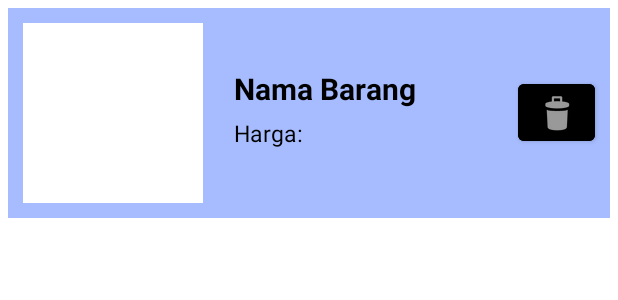
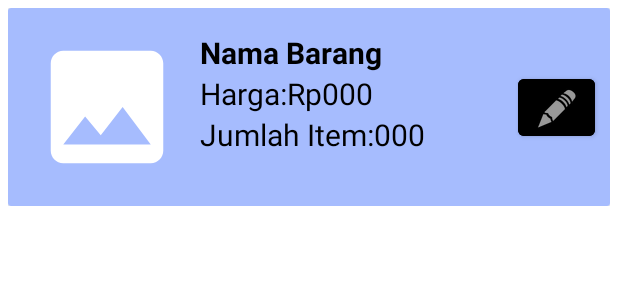
Before and after one commit to BryanGlennardy20/Walls-IF570-C-ShopCalculator, an Android app: the layout activity_itemcart.xml on its own in the app's theme, with its tools: preview values and no code run, on a phone screen of 412 x 824 dp. Shown: the top 300 px of the screen. Run offline under Robolectric (Android 15) with nearby library versions, the phone set to English and light mode, and no system bars.

Commit message:
BryanGlennardy - perbaikan xml

```diff
--- a/app/src/main/java/id/ac/umn/walls/CustomAdapter.java
+++ b/app/src/main/java/id/ac/umn/walls/CustomAdapter.java
@@ -41,7 +41,6 @@ public class CustomAdapter extends RecyclerView.Adapter<CustomAdapter.MyViewHold
         public MyViewHolder(@NonNull View itemView) {
             super(itemView);
 
-            itemId = itemView.findViewById(R.id.itemId);
             itemName = itemView.findViewById(R.id.itemName);
             itemPrice = itemView.findViewById(R.id.itemPrice);
             itemImage = itemView.findViewById(R.id.itemImg);
@@ -60,7 +59,7 @@ public class CustomAdapter extends RecyclerView.Adapter<CustomAdapter.MyViewHold
     @Override
     public void onBindViewHolder(@NonNull MyViewHolder holder, @SuppressLint("RecyclerView") int position) {
 
-        holder.itemId.setText(String.valueOf(id.get(position)));
+
         holder.itemName.setText(String.valueOf(item_name.get(position)));
         holder.itemPrice.setText(String.valueOf(item_price.get(position)));
         holder.itemImage.setImageURI(Uri.parse(String.valueOf(item_image.get(position))));
--- a/app/src/main/res/layout/activity_itemcart.xml
+++ b/app/src/main/res/layout/activity_itemcart.xml
@@ -2,60 +2,105 @@
 <LinearLayout xmlns:android="http://schemas.android.com/apk/res/android"
     xmlns:app="http://schemas.android.com/apk/res-auto"
     xmlns:tools="http://schemas.android.com/tools"
-    android:background="@color/blue2"
     android:layout_width="match_parent"
     android:layout_height="wrap_content"
-    android:layout_margin="5sp"
-    android:orientation="horizontal">
+    android:layout_margin="5sp">
 
-    <ImageView
-        android:id="@+id/item"
-        android:layout_width="120dp"
-        android:layout_height="120dp"
-        android:layout_gravity="center"
-        android:layout_margin="10dp"
-        tools:background="@color/white" />
+    <androidx.cardview.widget.CardView
+        android:layout_width="match_parent"
+        android:layout_height="wrap_content">
 
-    <LinearLayout
-        android:layout_width="match_parent"
-        android:layout_height="match_parent"
-        android:orientation="horizontal">
-        <LinearLayout
-            android:layout_width="0dp"
-            android:layout_height="match_parent"
-            android:gravity="center_vertical"
-            android:orientation="vertical"
-            android:layout_margin="5sp"
-            android:layout_weight="5">
+        <androidx.constraintlayout.widget.ConstraintLayout
+            android:layout_width="match_parent"
+            android:layout_height="wrap_content"
+            android:background="@color/blue2"
+            tools:ignore="ExtraText">
+
+            <ImageView
+                android:id="@+id/itemImg"
+                android:layout_width="100dp"
+                android:layout_height="100dp"
+                android:layout_margin="16dp"
+                android:src="@drawable/ic_photo"
+                app:layout_constraintBottom_toBottomOf="parent"
+                app:layout_constraintStart_toStartOf="parent"
+                app:layout_constraintTop_toTopOf="parent" />
 
             <TextView
-                android:id="@+id/itemTitle"
-                android:layout_width="match_parent"
+                android:id="@+id/itemName"
+                android:layout_width="wrap_content"
                 android:layout_height="wrap_content"
                 android:layout_marginHorizontal="5sp"
+                android:layout_marginStart="12dp"
                 android:text="@string/itemTitleText"
                 android:textColor="@color/black"
                 android:textSize="20sp"
-                android:textStyle="bold" />
+                android:textStyle="bold"
+                app:layout_constraintStart_toEndOf="@+id/itemImg"
+                app:layout_constraintTop_toTopOf="@+id/itemImg" />
 
             <TextView
                 android:id="@+id/itemPrice"
-                android:layout_width="match_parent"
+                android:layout_width="wrap_content"
                 android:layout_height="wrap_content"
-                android:layout_margin="5sp"
+                android:text="000"
+                android:textColor="@color/black"
+                android:textSize="20sp"
+                app:layout_constraintStart_toEndOf="@+id/itemPriceRP"
+                app:layout_constraintTop_toTopOf="@+id/itemPriceRP" />
+
+            <TextView
+                android:id="@+id/itemPriceTitle"
+                android:layout_width="wrap_content"
+                android:layout_height="wrap_content"
                 android:text="@string/itemPriceText"
                 android:textColor="@color/black"
-                android:textSize="15sp" />
-        </LinearLayout>
+                android:textSize="20sp"
+                app:layout_constraintStart_toStartOf="@+id/itemName"
+                app:layout_constraintTop_toBottomOf="@+id/itemName" />
 
-        <Button
-            android:id="@+id/deleteBtn"
-            android:layout_width="51dp"
-            android:layout_height="50sp"
-            android:layout_gravity="center_vertical"
-            android:layout_marginStart="10sp"
-            android:layout_marginEnd="10sp"
-            android:backgroundTint="@color/black"
-            android:drawableTop="@android:drawable/ic_menu_delete" />
-    </LinearLayout>
+            <TextView
+                android:id="@+id/itemPriceRP"
+                android:layout_width="wrap_content"
+                android:layout_height="wrap_content"
+                android:text="Rp"
+                android:textColor="@color/black"
+                android:textSize="20sp"
+                app:layout_constraintStart_toEndOf="@+id/itemPriceTitle"
+                app:layout_constraintTop_toBottomOf="@+id/itemName" />
+
+            <TextView
+                android:id="@+id/itemAmountTitle"
+                android:layout_width="wrap_content"
+                android:layout_height="wrap_content"
+                android:text="Jumlah Item:"
+                android:textColor="@color/black"
+                android:textSize="20sp"
+                app:layout_constraintStart_toStartOf="@+id/itemPriceTitle"
+                app:layout_constraintTop_toBottomOf="@+id/itemPriceTitle" />
+
+            <TextView
+                android:id="@+id/itemAmount"
+                android:layout_width="wrap_content"
+                android:layout_height="wrap_content"
+                android:text="000"
+                android:textColor="@color/black"
+                android:textSize="20sp"
+                app:layout_constraintStart_toEndOf="@+id/itemAmountTitle"
+                app:layout_constraintTop_toBottomOf="@+id/itemPriceTitle" />
+
+            <Button
+                android:id="@+id/editHomeBtn"
+                android:layout_width="51dp"
+                android:layout_height="50sp"
+                android:layout_gravity="center_vertical"
+                android:layout_marginRight="10dp"
+                android:backgroundTint="@color/black"
+                android:drawableTop="@android:drawable/ic_menu_edit"
+                app:layout_constraintBottom_toBottomOf="parent"
+                app:layout_constraintEnd_toEndOf="parent"
+                app:layout_constraintTop_toTopOf="parent" />
+
+        </androidx.constraintlayout.widget.ConstraintLayout>
+    </androidx.cardview.widget.CardView>
 </LinearLayout>
--- a/app/src/main/res/layout/activity_itemhome.xml
+++ b/app/src/main/res/layout/activity_itemhome.xml
@@ -16,29 +16,15 @@
             android:background="@color/blue2"
             tools:ignore="ExtraText">
 
-            <TextView
-                android:id="@+id/itemId"
-                android:layout_width="wrap_content"
-                android:layout_height="wrap_content"
-                android:text="1"
-                android:layout_marginLeft="10dp"
-                android:textColor="@color/black"
-                android:textSize="40sp"
-                android:textStyle="bold"
-                app:layout_constraintBottom_toBottomOf="parent"
-                app:layout_constraintStart_toStartOf="parent"
-                app:layout_constraintTop_toTopOf="parent" />
-
             <ImageView
                 android:id="@+id/itemImg"
                 android:layout_width="100dp"
                 android:layout_height="100dp"
                 android:layout_margin="16dp"
-                android:layout_marginStart="12dp"
+                android:src="@drawable/ic_photo"
                 app:layout_constraintBottom_toBottomOf="parent"
-                app:layout_constraintStart_toEndOf="@+id/itemId"
-                app:layout_constraintTop_toTopOf="parent"
-                android:src="@drawable/ic_photo" />
+                app:layout_constraintStart_toStartOf="parent"
+                app:layout_constraintTop_toTopOf="parent" />
 
             <TextView
                 android:id="@+id/itemName"
@@ -57,10 +43,30 @@
                 android:id="@+id/itemPrice"
                 android:layout_width="wrap_content"
                 android:layout_height="wrap_content"
+                android:text="000"
+                android:textColor="@color/black"
+                android:textSize="20sp"
+                app:layout_constraintStart_toEndOf="@+id/itemPriceRP"
+                app:layout_constraintTop_toTopOf="@+id/itemPriceRP" />
+
+            <TextView
+                android:id="@+id/itemPriceTitle"
+                android:layout_width="wrap_content"
+                android:layout_height="wrap_content"
                 android:text="@string/itemPriceText"
                 android:textColor="@color/black"
                 android:textSize="20sp"
                 app:layout_constraintStart_toStartOf="@+id/itemName"
+                app:layout_constraintTop_toBottomOf="@+id/itemName" />
+
+            <TextView
+                android:id="@+id/itemPriceRP"
+                android:layout_width="wrap_content"
+                android:layout_height="wrap_content"
+                android:text="Rp"
+                android:textColor="@color/black"
+                android:textSize="20sp"
+                app:layout_constraintStart_toEndOf="@+id/itemPriceTitle"
                 app:layout_constraintTop_toBottomOf="@+id/itemName" />
 
             <Button
```
